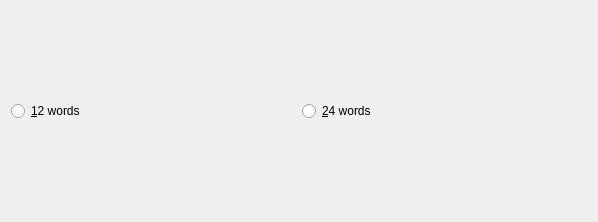
Before: the Qt Designer form src/qt/forms/startoptions.ui in devaultcrypto/devault, drawn with Qt 5.
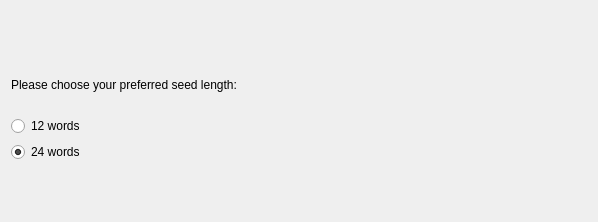
After: the same form once the commit is applied.

Commit message:
Seed Words UI Overhaul
Modify the Seed Words UI to match styleguide of Devault website

Patch:
```diff
--- a/src/qt/forms/startoptions.ui
+++ b/src/qt/forms/startoptions.ui
@@ -30,18 +30,70 @@
     <enum>QLayout::SetMinimumSize</enum>
    </property>
    <item>
-    <layout class="QHBoxLayout" name="horizontalLayout">
+    <layout class="QVBoxLayout" name="verticalLayout_3">
+     <item>
+      <widget class="QLabel" name="label">
+       <property name="sizePolicy">
+        <sizepolicy hsizetype="Preferred" vsizetype="MinimumExpanding">
+         <horstretch>0</horstretch>
+         <verstretch>1</verstretch>
+        </sizepolicy>
+       </property>
+       <property name="minimumSize">
+        <size>
+         <width>0</width>
+         <height>20</height>
+        </size>
+       </property>
+       <property name="maximumSize">
+        <size>
+         <width>16777215</width>
+         <height>50</height>
+        </size>
+       </property>
+       <property name="text">
+        <string>Please choose your preferred seed length:</string>
+       </property>
+      </widget>
+     </item>
      <item>
       <widget class="QRadioButton" name="Words12">
+       <property name="sizePolicy">
+        <sizepolicy hsizetype="Minimum" vsizetype="Fixed">
+         <horstretch>1</horstretch>
+         <verstretch>1</verstretch>
+        </sizepolicy>
+       </property>
+       <property name="cursor">
+        <cursorShape>PointingHandCursor</cursorShape>
+       </property>
        <property name="text">
-        <string>&amp;12 words</string>
+        <string>12 words</string>
        </property>
       </widget>
      </item>
      <item>
       <widget class="QRadioButton" name="Words24">
+       <property name="sizePolicy">
+        <sizepolicy hsizetype="Minimum" vsizetype="Fixed">
+         <horstretch>1</horstretch>
+         <verstretch>1</verstretch>
+        </sizepolicy>
+       </property>
+       <property name="cursor">
+        <cursorShape>PointingHandCursor</cursorShape>
+       </property>
        <property name="text">
-        <string>&amp;24 words</string>
+        <string>24 words</string>
+       </property>
+       <property name="iconSize">
+        <size>
+         <width>0</width>
+         <height>0</height>
+        </size>
+       </property>
+       <property name="checked">
+        <bool>true</bool>
        </property>
       </widget>
      </item>
```
Left out of the diff: 35 changed lines with no effect on the pictures. The commit also changes 8 other files.
